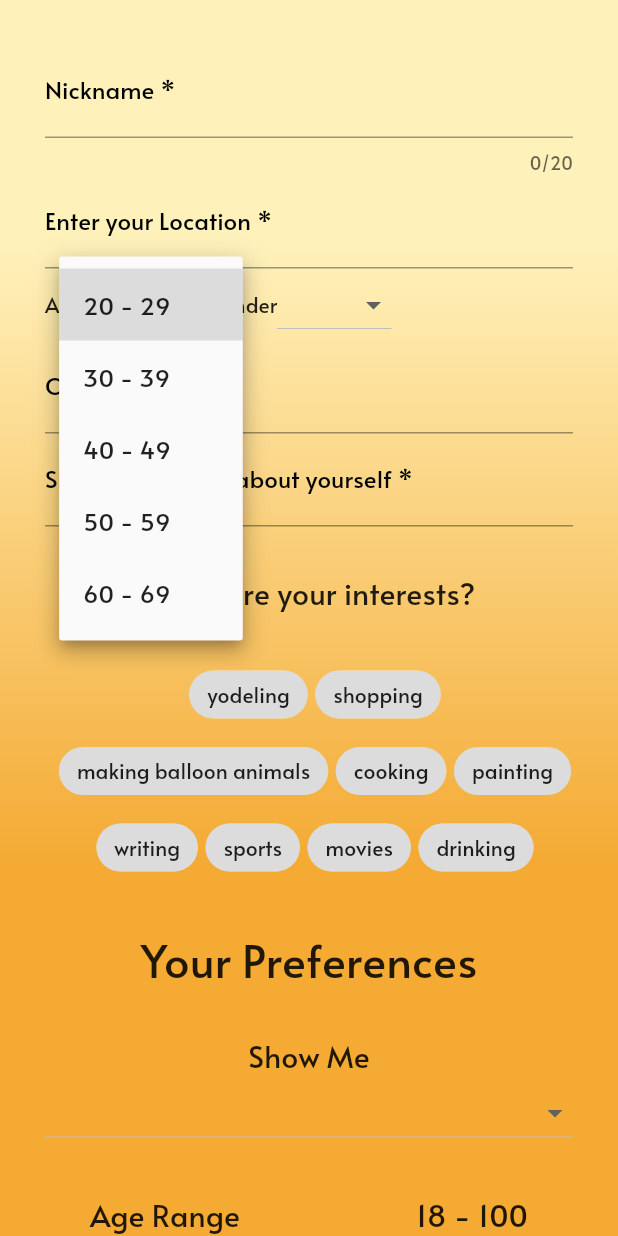
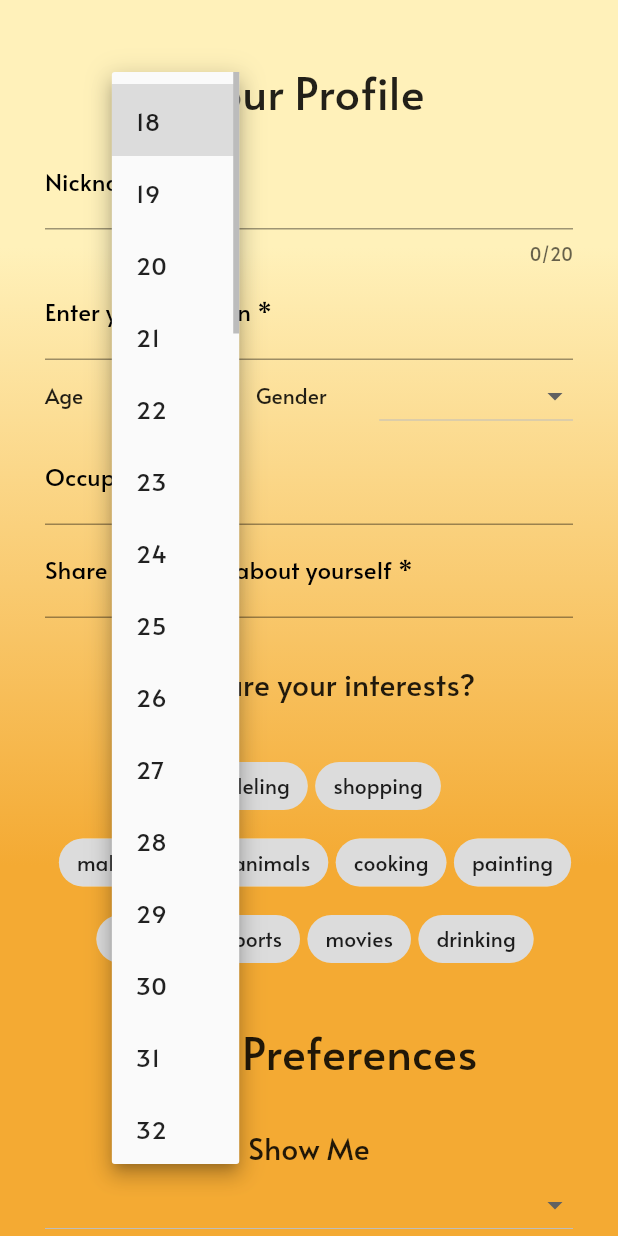
Before and after one commit to Team-Loveal/BeerGarden, a Flutter app: the CreateProfile screen opened by its route, after a tap on the "arrow drop down" icon, on a phone screen of 412 x 824 dp. Run offline on Flutter 3.47's test engine with Material 2 defaults, Android fonts, the phone set to English and light mode, and no system bars; our stand-ins replace cloud_firestore, firebase_auth, firebase_storage, flutter_spinkit, fluttertoast, google_sign_in and 3 more; accounts and stored records are empty.

Commit message:
age drop down chanegd to absolute values

```diff
--- a/lib/main.dart
+++ b/lib/main.dart
@@ -130,7 +130,7 @@ class MyApp extends StatelessWidget {
             primaryColor: Hexcolor("#000000"),
             accentColor: Hexcolor("#8CC63E"),
           ),
-          initialRoute: '/createProfile',
+          initialRoute: '/',
           routes: {
             '/': (_) => Wrapper(),
             '/signup': (_) => SignUp(),
--- a/lib/pages/createProfile.dart
+++ b/lib/pages/createProfile.dart
@@ -72,39 +72,6 @@ class _CreateProfileState extends State<CreateProfile> {
                       ),
                     ),
                   ),
-//FORM
-//                Form(
-//                  key: _formKey,
-//                  child: Column(
-//                      children: <Widget>[
-//    TextFormField(
-//      validator: (value) {
-//        if (value.isEmpty) {
-//          return 'Please enter your nickname';
-//        }
-//        return null;
-//      },
-//                                cursorWidth: 3,
-//                                maxLength: 20,
-//                                onChanged: (val) {
-//                                  setState(() => nickname = val);
-//                                },
-//                                onSaved: (String value) {
-//                                  //this block is used to run code when a user save the form
-//                                },
-//                                decoration: InputDecoration(
-//                                    hintText:
-//                                        'Choose a nickname to display to users',
-//                                    labelStyle: TextStyle(
-//                                      color: Colors.black,
-//                                    ),
-//                                    labelText: 'Nickname *'),
-//                                keyboardType: TextInputType.text,
-//                              ),
-//                        // Add TextFormFields and RaisedButton here.
-//                      ]
-//                  )
-//                )
                   Container(
                     child: SingleChildScrollView(
                       child: Padding(
@@ -113,10 +80,10 @@ class _CreateProfileState extends State<CreateProfile> {
                             key: _formKey,
                             child: Column(
                               children: <Widget>[
-//                                Padding(
-//                                  padding: const EdgeInsets.all(10.0),
-//                                  child: Text('Your Profile', style:TextStyle(fontSize: 30.0),),
-//                                ),
+                                Padding(
+                                  padding: const EdgeInsets.all(10.0),
+                                  child: Text('Your Profile', style:TextStyle(fontSize: 30.0),),
+                                ),
                                 TextFormField(
                                   cursorWidth: 3,
                                   maxLength: 20,
@@ -163,6 +130,7 @@ class _CreateProfileState extends State<CreateProfile> {
                                   },
                                 ),
                                 Row(
+                                  mainAxisAlignment: MainAxisAlignment.spaceBetween,
                                   children: <Widget>[
                                     Text('Age'),
                                     DropdownButton<String>(
@@ -174,11 +142,7 @@ class _CreateProfileState extends State<CreateProfile> {
                                         });
                                       },
                                       items: <String>[
-                                        '20 - 29',
-                                        '30 - 39',
-                                        '40 - 49',
-                                        '50 - 59',
-                                        '60 - 69'
+                                        '18', '19', '20', '21', '22', '23', '24', '25', '26', '27', '28', '29', '30', '31', '32', '33', '34', '35', '36', '37', '38', '39', '40', '41', '42', '43', '44', '45', '46', '47', '48', '49', '50', '51', '52', '53', '54', '55', '56', '57', '58', '59', '60', '61', '62', '63', '64', '65', '66', '67', '68', '69', '70', '71', '72', '73', '74', '75', '76', '77', '78', '79', '80'
                                       ].map<DropdownMenuItem<String>>(
                                           (String value) {
                                         return DropdownMenuItem<String>(
@@ -198,7 +162,7 @@ class _CreateProfileState extends State<CreateProfile> {
                                           gender = newValue;
                                         });
                                       },
-                                      items: <String>['Female', 'Male', 'Other']
+                                      items: <String>['Female', 'Male', 'Rather not say']
                                           .map<DropdownMenuItem<String>>(
                                               (String value) {
                                         return DropdownMenuItem<String>(
```
